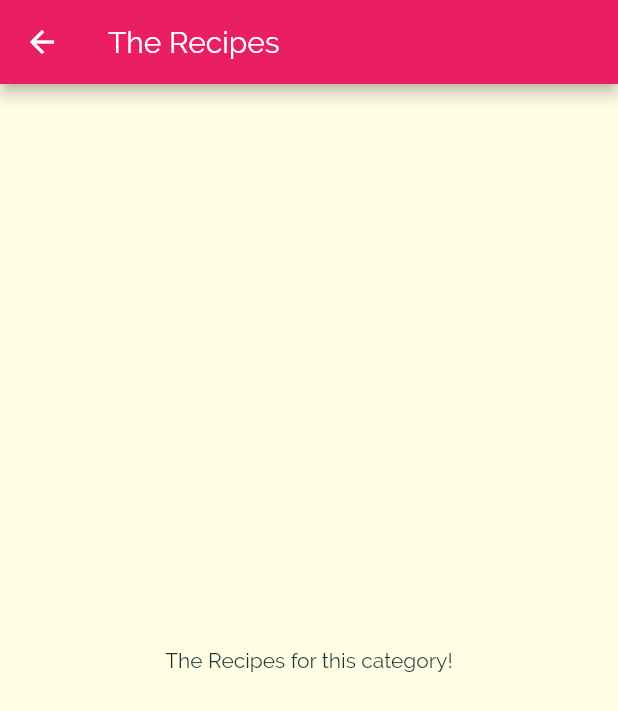
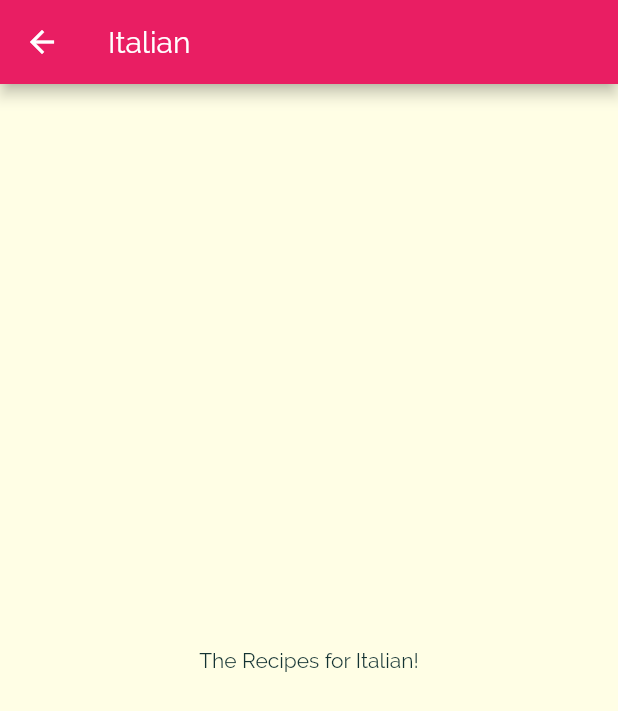
Before and after one commit to gsriram24/meals_app, a Flutter app: the screen it shows after launch, after a tap on "Italian", on a phone screen of 412 x 824 dp. Shown: the top 711 px of the screen. Run offline on Flutter 3.47's test engine with Material 2 defaults, Android fonts, the phone set to English and light mode, and no system bars.

Commit message:
Passed categoryID and title top meals screen

```diff
--- a/lib/categories_screen.dart
+++ b/lib/categories_screen.dart
@@ -17,6 +17,7 @@ class CategoriesScreen extends StatelessWidget {
               (catData) => CategoryItem(
                 catData.title,
                 catData.color,
+                catData.id,
               ),
             )
             .toList(),
--- a/lib/category_item.dart
+++ b/lib/category_item.dart
@@ -5,14 +5,15 @@ import './category_meals_screen.dart';
 class CategoryItem extends StatelessWidget {
   final String title;
   final Color color;
+  final String id;
 
-  CategoryItem(this.title, this.color);
+  CategoryItem(this.title, this.color, this.id);
 
   void selectCategory(BuildContext ctx) {
     Navigator.of(ctx).push(
       MaterialPageRoute(
         builder: (_) {
-          return CategoryMealsScreen();
+          return CategoryMealsScreen(id, title);
         },
       ),
     );
--- a/lib/category_meals_screen.dart
+++ b/lib/category_meals_screen.dart
@@ -1,15 +1,20 @@
 import 'package:flutter/material.dart';
 
 class CategoryMealsScreen extends StatelessWidget {
+  final String categoryId;
+  final String categoryTitle;
+
+  CategoryMealsScreen(this.categoryId, this.categoryTitle);
+
   @override
   Widget build(BuildContext context) {
     return Scaffold(
       appBar: AppBar(
-        title: Text('The Recipes'),
+        title: Text(categoryTitle),
       ),
       body: Center(
         child: Text(
-          'The Recipes for this category!',
+          'The Recipes for $categoryTitle!',
         ),
       ),
     );
```
